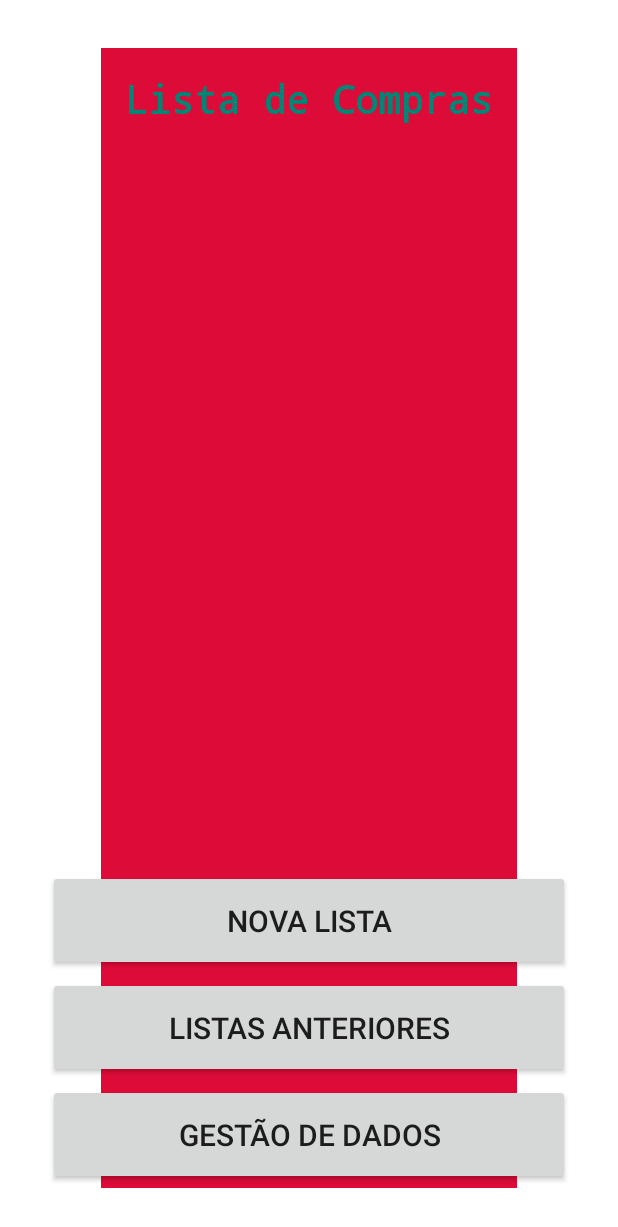
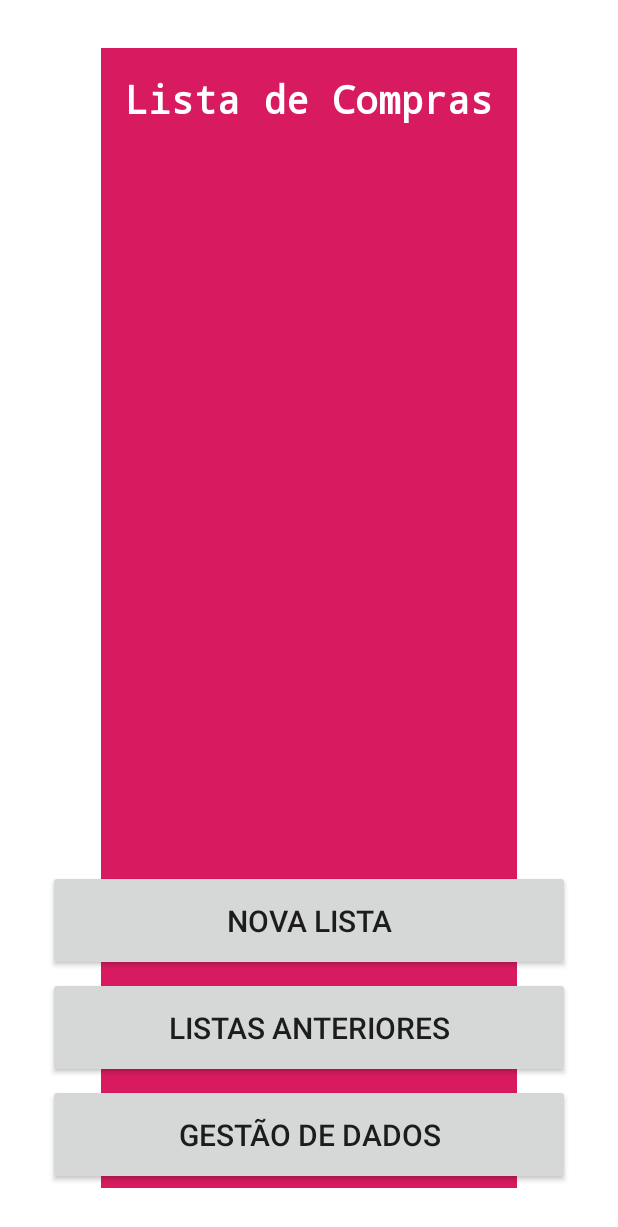
Before and after one commit to gustavolemos15/AmovTP1, an Android app: the screen it shows after launch (MainActivity), on a phone screen of 412 x 824 dp. Shown: the top 1227 px of the screen. Run offline under Robolectric (Android 15) with nearby library versions, the phone set to English and light mode, and no system bars.

Commit message:
2o commit de teste

```diff
--- a/app/src/main/res/layout/activity_main.xml
+++ b/app/src/main/res/layout/activity_main.xml
@@ -12,11 +12,11 @@
         android:layout_width="wrap_content"
         android:layout_height="match_parent"
         android:layout_gravity="center_horizontal"
-        android:background="#dd0b38"
+        android:background="@color/colorAccent"
         android:padding="16dp"
         android:text="@string/titulo"
         android:textAlignment="center"
-        android:textColor="@color/colorPrimary"
+        android:textColor="#ffffff"
         android:textSize="26dp"
         android:textStyle="bold"
         android:typeface="monospace" />
```
